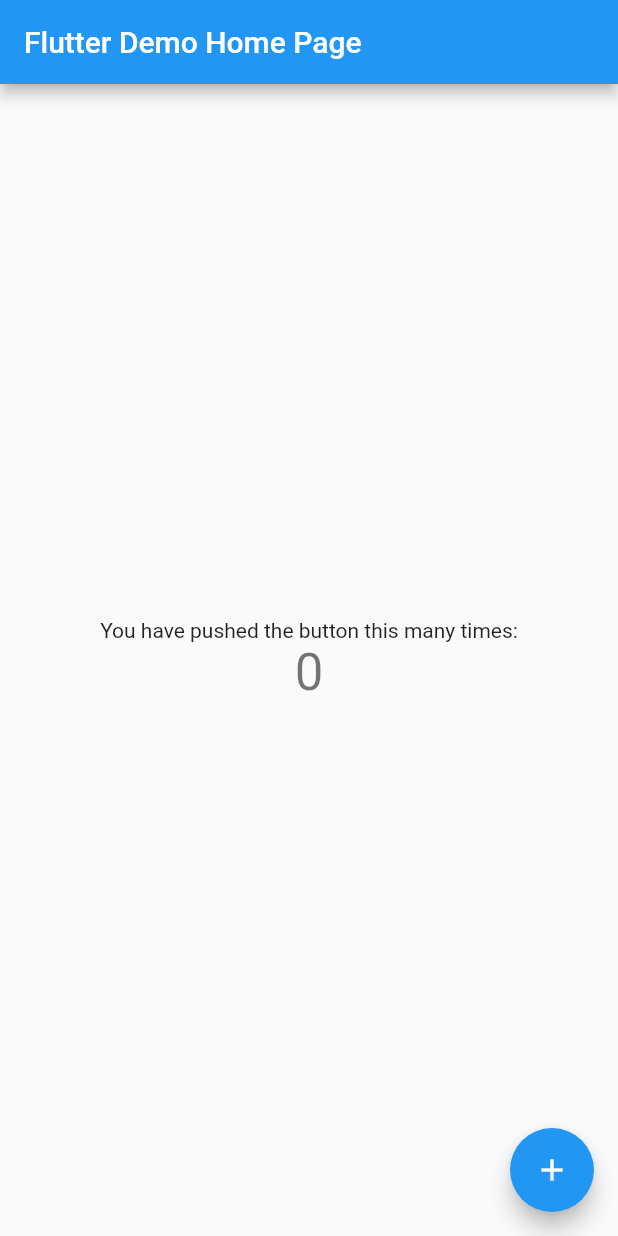
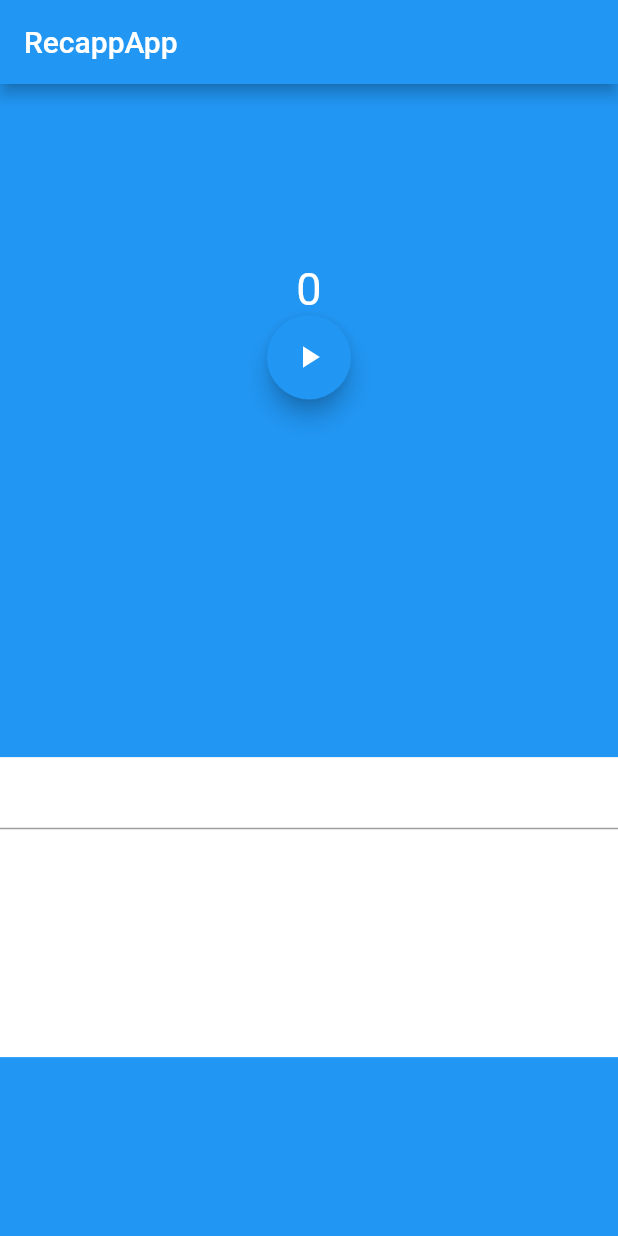
Before and after one commit to bob1991/Recap.Mobile, a Flutter app: the screen it shows after launch, on a phone screen of 412 x 824 dp. Run offline on Flutter 3.47's test engine with Material 2 defaults, Android fonts, the phone set to English and light mode, and no system bars.

Commit message:
started stopwatch

```diff
--- /dev/null
+++ b/lib/Stopwatch.dart
@@ -0,0 +1,44 @@
+import 'dart:async';
+
+import 'package:flutter/cupertino.dart';
+import 'package:flutter/material.dart';
+
+class StopwatchWidghet extends StatefulWidget {
+  @override
+  State<StatefulWidget> createState() => _Stopwatch1();
+}
+
+class _Stopwatch1 extends State<StopwatchWidghet> {
+  int _counter = 0;
+
+  void start() {
+    _counter = 30;
+    Timer.periodic((Duration(seconds: 1)), (timer) {
+      setState(() {
+        _counter > 0 ? _counter-- : timer.cancel();
+      });
+    });
+  }
+
+  @override
+  Widget build(BuildContext context) {
+    return Column(
+      mainAxisAlignment: MainAxisAlignment.spaceEvenly,
+      children: [
+        Container(
+          child: Text(
+            _counter.toString(),
+            style: TextStyle(
+              color: Colors.white,
+              fontSize: 30,
+            ),
+          ),
+        ),
+        FloatingActionButton(
+          onPressed: start,
+          child: Icon(Icons.play_arrow),
+        ),
+      ],
+    );
+  }
+}
--- a/lib/main.dart
+++ b/lib/main.dart
@@ -1,117 +1,40 @@
 import 'package:flutter/material.dart';
+import 'Stopwatch.dart';
 
-void main() {
-  runApp(MyApp());
-}
+void main() => runApp(MaterialApp(
+      title: 'Flutter demo',
+      home: Scaffold(
+        appBar: AppBar(
+          title: Text('RecappApp'),
+        ),
+        backgroundColor: Colors.blue,
+        body: Align(
+          alignment: Alignment.center,
+          child: Column(
+            mainAxisAlignment: MainAxisAlignment.spaceAround,
+            children: [
+              StopwatchWidghet(),
+              Notepad(),
+            ],
+          ),
+        ),
+      ),
+    ));
 
-class MyApp extends StatelessWidget {
-  // This widget is the root of your application.
+class Notepad extends StatelessWidget {
+  const Notepad({
+    Key key,
+  }) : super(key: key);
+
   @override
   Widget build(BuildContext context) {
-    return MaterialApp(
-      title: 'Flutter Demo',
-      theme: ThemeData(
-        // This is the theme of your application.
-        //
-        // Try running your application with "flutter run". You'll see the
-        // application has a blue toolbar. Then, without quitting the app, try
-        // changing the primarySwatch below to Colors.green and then invoke
-        // "hot reload" (press "r" in the console where you ran "flutter run",
-        // or simply save your changes to "hot reload" in a Flutter IDE).
-        // Notice that the counter didn't reset back to zero; the application
-        // is not restarted.
-        primarySwatch: Colors.blue,
-        // This makes the visual density adapt to the platform that you run
-        // the app on. For desktop platforms, the controls will be smaller and
-        // closer together (more dense) than on mobile platforms.
-        visualDensity: VisualDensity.adaptivePlatformDensity,
+    return Container(
+      height: 200,
+      color: Colors.white,
+      child: TextField(
+        keyboardType: TextInputType.multiline,
+        maxLines: null,
       ),
-      home: MyHomePage(title: 'Flutter Demo Home Page'),
     );
   }
 }
-
-class MyHomePage extends StatefulWidget {
-  MyHomePage({Key key, this.title}) : super(key: key);
-
-  // This widget is the home page of your application. It is stateful, meaning
-  // that it has a State object (defined below) that contains fields that affect
-  // how it looks.
-
-  // This class is the configuration for the state. It holds the values (in this
-  // case the title) provided by the parent (in this case the App widget) and
-  // used by the build method of the State. Fields in a Widget subclass are
-  // always marked "final".
-
-  final String title;
-
-  @override
-  _MyHomePageState createState() => _MyHomePageState();
-}
-
-class _MyHomePageState extends State<MyHomePage> {
-  int _counter = 0;
-
-  void _incrementCounter() {
-    setState(() {
-      // This call to setState tells the Flutter framework that something has
-      // changed in this State, which causes it to rerun the build method below
-      // so that the display can reflect the updated values. If we changed
-      // _counter without calling setState(), then the build method would not be
-      // called again, and so nothing would appear to happen.
-      _counter++;
-    });
-  }
-
-  @override
-  Widget build(BuildContext context) {
-    // This method is rerun every time setState is called, for instance as done
-    // by the _incrementCounter method above.
-    //
-    // The Flutter framework has been optimized to make rerunning build methods
-    // fast, so that you can just rebuild anything that needs updating rather
-    // than having to individually change instances of widgets.
-    return Scaffold(
-      appBar: AppBar(
-        // Here we take the value from the MyHomePage object that was created by
-        // the App.build method, and use it to set our appbar title.
-        title: Text(widget.title),
-      ),
-      body: Center(
-        // Center is a layout widget. It takes a single child and positions it
-        // in the middle of the parent.
-        child: Column(
-          // Column is also a layout widget. It takes a list of children and
-          // arranges them vertically. By default, it sizes itself to fit its
-          // children horizontally, and tries to be as tall as its parent.
-          //
-          // Invoke "debug painting" (press "p" in the console, choose the
-          // "Toggle Debug Paint" action from the Flutter Inspector in Android
-          // Studio, or the "Toggle Debug Paint" command in Visual Studio Code)
-          // to see the wireframe for each widget.
-          //
-          // Column has various properties to control how it sizes itself and
-          // how it positions its children. Here we use mainAxisAlignment to
-          // center the children vertically; the main axis here is the vertical
-          // axis because Columns are vertical (the cross axis would be
-          // horizontal).
-          mainAxisAlignment: MainAxisAlignment.center,
-          children: <Widget>[
-            Text(
-              'You have pushed the button this many times:',
-            ),
-            Text(
-              '$_counter',
-              style: Theme.of(context).textTheme.headline4,
-            ),
-          ],
-        ),
-      ),
-      floatingActionButton: FloatingActionButton(
-        onPressed: _incrementCounter,
-        tooltip: 'Increment',
-        child: Icon(Icons.add),
-      ), // This trailing comma makes auto-formatting nicer for build methods.
-    );
-  }
-}
```
Also changed, not shown: 2 other files.
